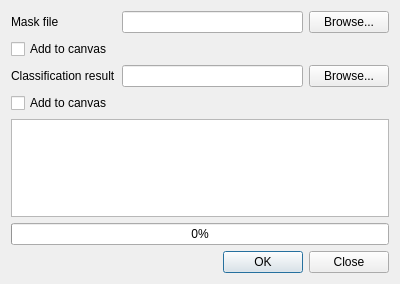
Above: umdclassificationdialogbase.ui from nextgis/UMD_GLAD before the change. Below: the same form after it.
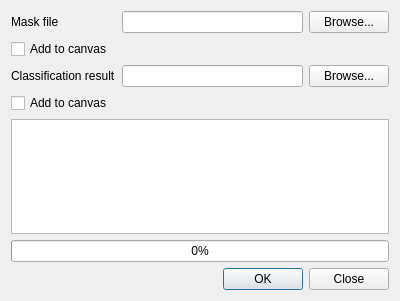
That is the form after the change.

```diff
--- a/umdclassificationdialogbase.ui
+++ b/umdclassificationdialogbase.ui
@@ -7,7 +7,7 @@
     <x>0</x>
     <y>0</y>
     <width>400</width>
-    <height>284</height>
+    <height>301</height>
    </rect>
   </property>
   <property name="windowTitle">
```
